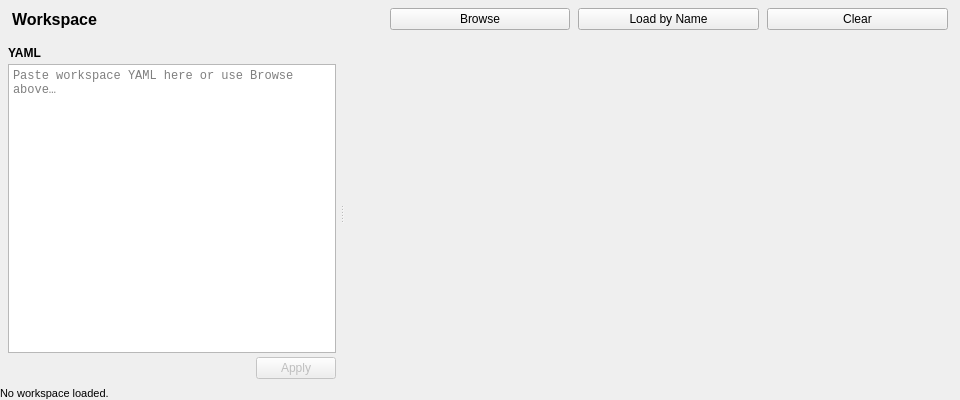
RxnRover/RxnBench, file devices/gantry/frontend/ui/workspace_loader.ui: the form before one commit.
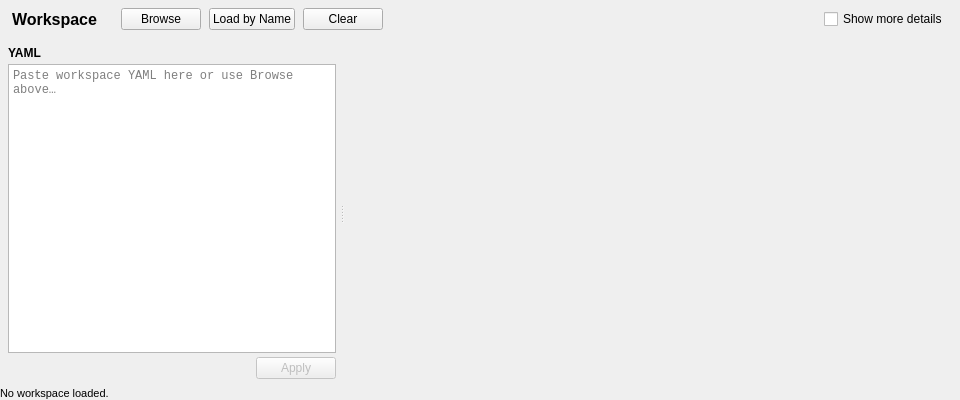
The form after the commit.

Commit message: add safe clearance-travel height in the gantry backend dervied from plate geometry

Patch:
```diff
--- a/devices/gantry/frontend/ui/workspace_loader.ui
+++ b/devices/gantry/frontend/ui/workspace_loader.ui
@@ -115,6 +115,29 @@
         </property>
        </widget>
       </item>
+      <item>
+       <spacer name="toolbar_spacer">
+        <property name="orientation">
+         <enum>Qt::Horizontal</enum>
+        </property>
+        <property name="sizeHint" stdset="0">
+         <size>
+          <width>20</width>
+          <height>20</height>
+         </size>
+        </property>
+       </spacer>
+      </item>
+      <item>
+       <widget class="QCheckBox" name="show_details_chk">
+        <property name="toolTip">
+         <string>Show the deck's axis-limit boundary and corner coordinates on the canvas</string>
+        </property>
+        <property name="text">
+         <string>Show more details</string>
+        </property>
+       </widget>
+      </item>
      </layout>
     </widget>
    </item>
```
The commit also changes 21 other files.
